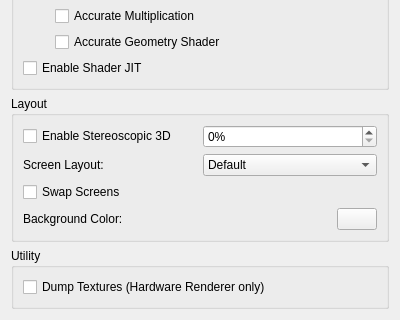
This is src/citra_qt/configuration/configure_graphics.ui in khang06/citra as Qt 5 draws it before an edit; both pictures show x 0 to 400 and y 184 to 504 of the 400 by 504 pixel window. The edited form follows.
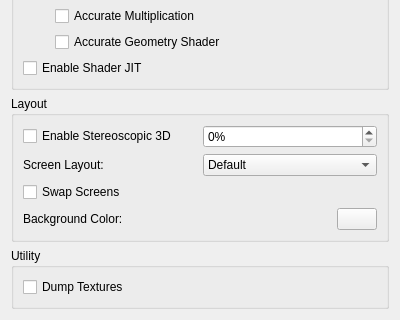
This is the edited form.

Commit message: initial texture dumping implementation (again)

Diff of the .ui file:
```diff
--- a/src/citra_qt/configuration/configure_graphics.ui
+++ b/src/citra_qt/configuration/configure_graphics.ui
@@ -326,7 +326,7 @@
          <string>&lt;html&gt;&lt;head/&gt;&lt;body&gt;&lt;p&gt;Dump textures to PNG files.&lt;/p&gt;&lt;p&gt;Textures are dumped to dump/textures/[Title ID]/.&lt;/p&gt;&lt;/body&gt;&lt;/html&gt;</string>
         </property>
         <property name="text">
-         <string>Dump Textures (Hardware Renderer only)</string>
+         <string>Dump Textures</string>
         </property>
        </widget>
       </item>
```
The commit also changes 5 other files.
